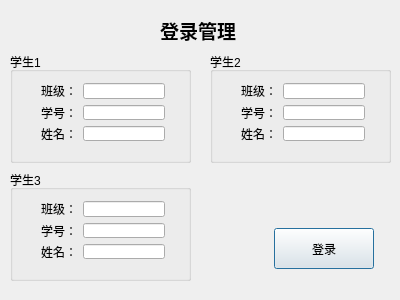
Qt form LogIn.ui (xue379013210/StuPC) before a commit.
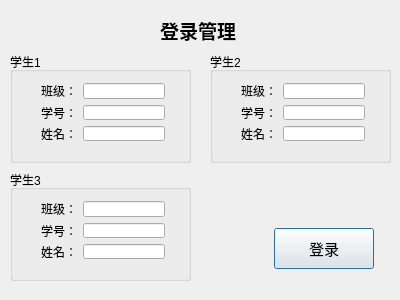
The same form after that commit.

Commit message: Marge interface has been completed.

Diff of the .ui file:
```diff
--- a/LogIn.ui
+++ b/LogIn.ui
@@ -10,6 +10,18 @@
     <height>300</height>
    </rect>
   </property>
+  <property name="minimumSize">
+   <size>
+    <width>400</width>
+    <height>300</height>
+   </size>
+  </property>
+  <property name="maximumSize">
+   <size>
+    <width>400</width>
+    <height>300</height>
+   </size>
+  </property>
   <property name="windowTitle">
    <string>Dialog</string>
   </property>
@@ -53,7 +65,7 @@
    <property name="title">
     <string>学生1</string>
    </property>
-   <widget class="QWidget" name="">
+   <widget class="QWidget" name="layoutWidget">
     <property name="geometry">
      <rect>
       <x>20</x>
@@ -314,6 +326,12 @@
      <height>41</height>
     </rect>
    </property>
+   <property name="font">
+    <font>
+     <family>宋体</family>
+     <pointsize>11</pointsize>
+    </font>
+   </property>
    <property name="text">
     <string>登录</string>
    </property>
```
Left out of the diff: 2 changed lines with no effect on the pictures. The commit also changes 6 other files.
